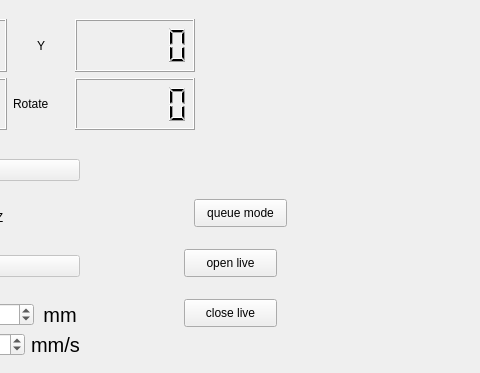
kmolLin/PAOM_ids, file core/mainwindow.ui: the form before one commit; both pictures show x 575 to 1055 and y 0 to 373 of the 1400 by 731 pixel window.
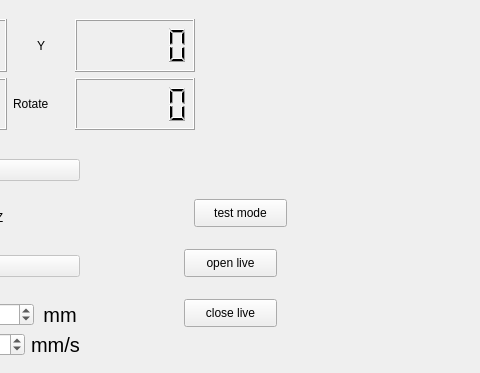
The form after the commit. Icons and pictures are not drawn.

The edit to the form file:
```diff
--- a/core/mainwindow.ui
+++ b/core/mainwindow.ui
@@ -850,7 +850,7 @@
           </rect>
          </property>
          <property name="text">
-          <string>queue mode</string>
+          <string>test mode</string>
          </property>
         </widget>
         <widget class="QPushButton" name="openlive">
```
Left out of the diff: 2 changed lines with no effect on the pictures.
